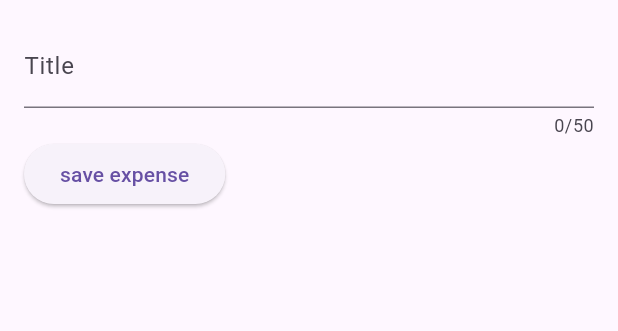
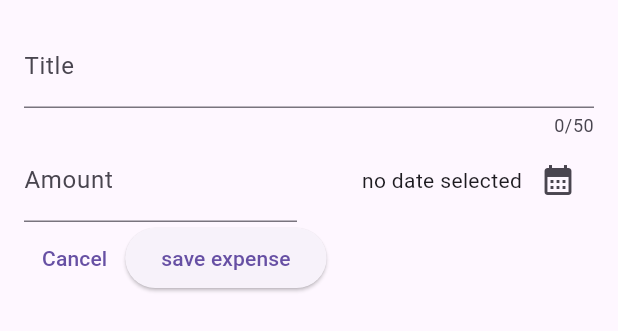
Before and after one commit to almakrami/expense_tracker-flutter, a Flutter app: the NewExpense widget shown alone on an empty page, opened directly, on a phone screen of 412 x 824 dp. Shown: the top 331 px of the screen. Run offline on Flutter 3.47's test engine with Material 2 defaults, Android fonts, the phone set to English and light mode, and no system bars.

Commit message:
adding buttons and formating enteries and datePicker

```diff
--- a/lib/Widgets/new_expense.dart
+++ b/lib/Widgets/new_expense.dart
@@ -1,6 +1,7 @@
 import 'dart:ui';
 
 import 'package:flutter/material.dart';
+import 'package:expense_tracker/models/expense.dart';
 
 class NewExpense extends StatefulWidget {
   const NewExpense({super.key});
@@ -12,15 +13,32 @@ class NewExpense extends StatefulWidget {
 }
 
 class _NewExpense extends State<NewExpense> {
+  final _titleController = TextEditingController();
+  final _amountController = TextEditingController();
+  DateTime? _selectedDate;
 
-  var _enteredTitle = '';
+  void _persentDatePicker() async {
+    final now = DateTime.now();
+    final firstDate = DateTime(now.year - 1, now.month, now.day);
 
-  void _saveTitleInput(String inputValue) {
+    final pickedDate = await showDatePicker(
+      context: context,
+      initialDate: now,
+      firstDate: firstDate,
+      lastDate: now,
+    );
 
-    _enteredTitle= inputValue;
+    setState(() {
+      _selectedDate = pickedDate;
+    });
   }
 
-
+  @override
+  void dispose() {
+    _titleController.dispose();
+    _amountController.dispose();
+    super.dispose();
+  }
 
   @override
   Widget build(context) {
@@ -29,17 +47,60 @@ class _NewExpense extends State<NewExpense> {
       child: Column(
         children: [
           TextField(
-            onChanged: _saveTitleInput,
+            controller: _titleController,
             maxLength: 50,
             decoration: const InputDecoration(
               label: Text('Title'),
             ),
           ),
-          Row(children: [
-            ElevatedButton(onPressed: (){
-              print(_enteredTitle);
-            }, child: const Text('save expense'))
-          ],)
+          Row(
+            children: [
+              Expanded(
+                child: TextField(
+                  controller: _amountController,
+                  keyboardType: TextInputType.number,
+                  decoration: const InputDecoration(
+                    prefixText: '\$',
+                    label: Text('Amount'),
+                  ),
+                ),
+              ),
+              const SizedBox(
+                width: 16,
+              ),
+              Expanded(
+                child: Row(
+                  mainAxisAlignment: MainAxisAlignment.end,
+                  children: [
+                    Text(
+                      _selectedDate == null
+                          ? 'no date selected'
+                          : formatter.format(_selectedDate!),
+                    ),
+                    IconButton(
+                        onPressed: _persentDatePicker,
+                        icon: const Icon(Icons.calendar_month))
+                  ],
+                ),
+              )
+            ],
+          ),
+          Row(
+            children: [
+              TextButton(
+                onPressed: () {
+                  Navigator.pop(context);
+                },
+                child: const Text('Cancel'),
+              ),
+              ElevatedButton(
+                  onPressed: () {
+                    print(_titleController);
+                    print(_amountController);
+                  },
+                  child: const Text('save expense'))
+            ],
+          )
         ],
       ),
     );
```
